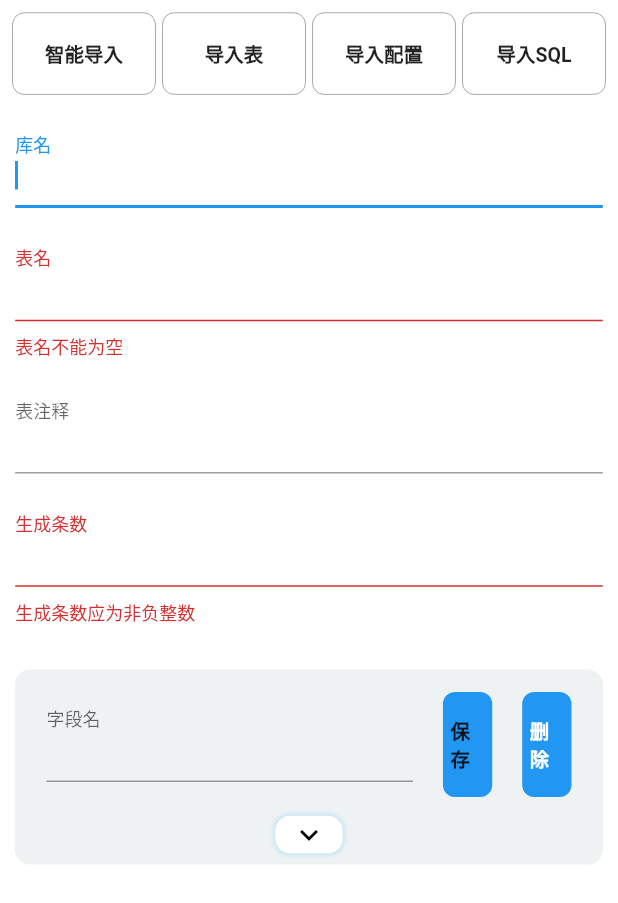
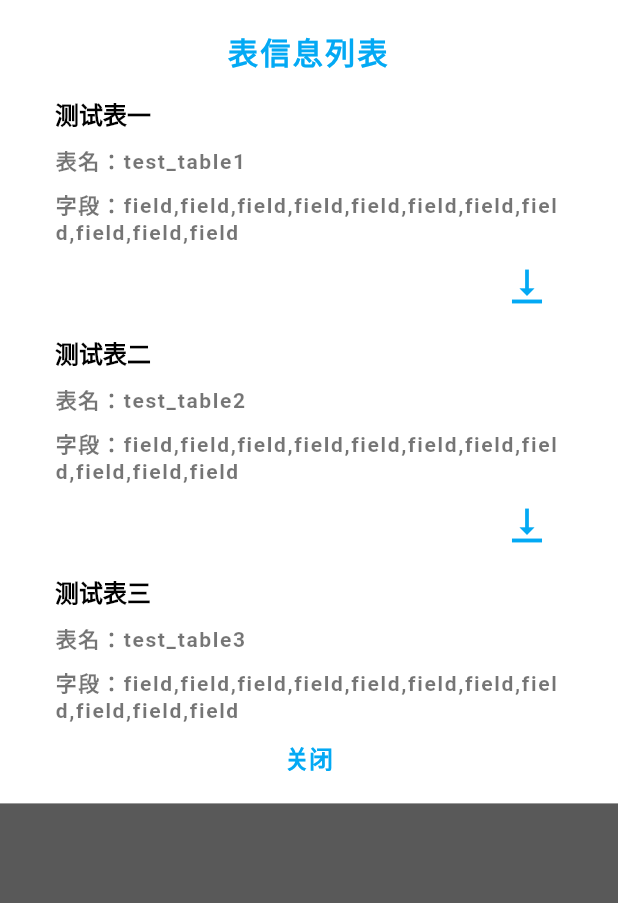
Before and after one commit to ellis1119/codegendemo, a Flutter app: the InputConfig screen opened directly, after a tap on "智能导入", on a phone screen of 412 x 824 dp. Shown: the top 903 px of the screen. Run offline on Flutter 3.47's test engine with Material 2 defaults, Android fonts, the phone set to English and light mode, and no system bars; our stand-ins replace fl_chart, flutter_highlight, font_awesome_flutter, url_strategy.

Commit message:
2022-12-02

```diff
--- a/lib/pages/demo2.dart
+++ b/lib/pages/demo2.dart
@@ -97,7 +97,7 @@ class Demo2State extends State<Demo2> {
                                     const EdgeInsets.symmetric(
                                         horizontal: 29, vertical: 15)),
                                 backgroundColor:
-                                    MaterialStateProperty.all(Colors.cyan),
+                                    MaterialStateProperty.all(Colors.lightBlue),
                                 shape: MaterialStateProperty.all(
                                   RoundedRectangleBorder(
                                     borderRadius: BorderRadius.circular(20.0),
--- /dev/null
+++ b/lib/pages/inputAlert.dart
@@ -0,0 +1,206 @@
+import 'package:flutter/material.dart';
+
+class InputAlert extends StatelessWidget {
+  const InputAlert({Key? key}) : super(key: key);
+
+  @override
+  Widget build(BuildContext context) {
+    double screenHeight = MediaQuery.of(context).size.height;
+    double screenWidth = MediaQuery.of(context).size.width;
+    return Scaffold(
+      // appBar: AppBar(
+      //   title: Text('Modal 弹窗'),
+      // ),
+      backgroundColor: Colors.black.withOpacity(0.65),
+      body: Container(
+          padding: EdgeInsets.symmetric(
+              vertical: 10.0, horizontal: screenWidth * 0.05),
+          color: Colors.white,
+          height: screenHeight * 0.65,
+          width: double.infinity,
+          child: Column(
+            children: [
+              SizedBox(
+                height: screenHeight * 0.06,
+                child: Row(
+                  children: const [
+                    Expanded(
+                        child: Text(
+                      "表信息列表",
+                      textAlign: TextAlign.center,
+                      style: TextStyle(
+                          color: Colors.lightBlue,
+                          fontWeight: FontWeight.bold,
+                          fontSize: 20.0,
+                          letterSpacing: 1.6),
+                    )),
+                  ],
+                ),
+              ),
+              Expanded(
+                child: ListView.builder(
+                    controller: ScrollController(),
+                    itemCount: listData.length,
+                    itemBuilder: (BuildContext context, int index) {
+                      return Column(
+                        children: [
+                          ListTile(
+                              title: Column(
+                            children: [
+                              Container(
+                                padding: EdgeInsets.only(
+                                    bottom: screenHeight * 0.006),
+                                alignment: Alignment.centerLeft,
+                                child: Text(
+                                  listData[index]['title'],
+                                  style: const TextStyle(
+                                      fontSize: 16,
+                                      fontWeight: FontWeight.w600,
+                                      color: Colors.black),
+                                ),
+                              ),
+                              Container(
+                                margin: EdgeInsets.symmetric(
+                                    vertical: screenHeight * 0.005),
+                                alignment: Alignment.centerLeft,
+                                child: Text(
+                                  '表名：${listData[index]['name']}',
+                                  style: const TextStyle(
+                                      fontWeight: FontWeight.w600,
+                                      color: Colors.black54,
+                                      fontSize: 14,
+                                      letterSpacing: 1.1),
+                                ),
+                              ),
+                              Container(
+                                margin: EdgeInsets.symmetric(
+                                    vertical: screenHeight * 0.005),
+                                alignment: Alignment.centerLeft,
+                                child: Text(
+                                  '字段：${listData[index]['field']}',
+                                  style: const TextStyle(
+                                      color: Colors.black54,
+                                      fontWeight: FontWeight.w600,
+                                      fontSize: 14,
+                                      letterSpacing: 1.1),
+                                ),
+                              ),
+                              Container(
+                                alignment: Alignment.centerRight,
+                                child: IconButton(
+                                  icon: const Icon(
+                                    Icons.vertical_align_bottom_outlined,
+                                    color: Colors.lightBlue,
+                                    size: 30.0,
+                                  ),
+                                  tooltip: 'click IconButton',
+                                  onPressed: () {},
+                                ),
+                              )
+                            ],
+                          )),
+                        ],
+                      );
+                    }),
+              ),
+              SizedBox(
+                height: screenHeight * 0.05,
+                child: Row(
+                  children: [
+                    Expanded(
+                      child: TextButton(
+                        child: const Text(
+                          "关闭",
+                          style: TextStyle(
+                              fontWeight: FontWeight.bold,
+                              fontSize: 16.0,
+                              color: Colors.lightBlue),
+                        ),
+                        onPressed: () {
+                          Navigator.of(context).pop();
+                        },
+                      ),
+                    ),
+                  ],
+                ),
+              ),
+            ],
+          )),
+    );
+  }
+}
+
+List listData = [
+  {
+    "id": 1,
+    "title": "测试表一",
+    "name": "test_table1",
+    "field":
+        "field,field,field,field,field,field,field,field,field,field,field",
+    "body":
+        "Little Sam (on phone): My son is having high fever and he won’t be able to come to school today."
+  },
+  {
+    "id": 2,
+    "title": "测试表二",
+    "name": "test_table2",
+    "field":
+        "field,field,field,field,field,field,field,field,field,field,field",
+    "body":
+        "Little Sam (on phone): My son is having high fever and he won’t be able to come to school today."
+  },
+  {
+    "id": 3,
+    "title": "测试表三",
+    "name": "test_table3",
+    "field":
+        "field,field,field,field,field,field,field,field,field,field,field",
+    "body":
+        "Little Sam (on phone): My son is having high fever and he won’t be able to come to school today."
+  },
+  {
+    "id": 4,
+    "title": "测试表四",
+    "name": "test_table4",
+    "field":
+        "field,field,field,field,field,field,field,field,field,field,field",
+    "body":
+        "Little Sam (on phone): My son is having high fever and he won’t be able to come to school today."
+  },
+  {
+    "id": 5,
+    "title": "测试表五",
+    "name": "test_table5",
+    "field":
+        "field,field,field,field,field,field,field,field,field,field,field",
+    "body":
+        "Little Sam (on phone): My son is having high fever and he won’t be able to come to school today."
+  },
+  {
+    "id": 6,
+    "title": "测试表六",
+    "name": "test_table6",
+    "field":
+        "field,field,field,field,field,field,field,field,field,field,field",
+    "body":
+        "Little Sam (on phone): My son is having high fever and he won’t be able to come to school today."
+  },
+  {
+    "id": 7,
+    "title": "测试表七",
+    "name": "test_table7",
+    "field":
+        "field,field,field,field,field,field,field,field,field,field,field",
+    "body":
+        "Little Sam (on phone): My son is having high fever and he won’t be able to come to school today."
+  },
+  {
+    "id": 8,
+    "title": "测试表八",
+    "name": "test_table8",
+    "field":
+        "field,field,field,field,field,field,field,field,field,field,field",
+    "body":
+        "Little Sam (on phone): My son is having high fever and he won’t be able to come to school today."
+  },
+];
--- a/lib/pages/inputConfig.dart
+++ b/lib/pages/inputConfig.dart
@@ -1,4 +1,5 @@
 import 'package:codegensystem/pages/fieldList.dart';
+import 'package:codegensystem/pages/inputAlert.dart';
 import 'package:flutter/material.dart';
 
 class InputConfig extends StatefulWidget {
@@ -11,9 +12,14 @@ class InputConfig extends StatefulWidget {
   InputConfigState createState() => InputConfigState();
 }
 
-class InputConfigState extends State<InputConfig> {
+class InputConfigState extends State<InputConfig>
+    with SingleTickerProviderStateMixin {
   late String table, library, notes, number;
   String? tableError, libraryError, notesError, numberError;
+  late Animation<double> animation;
+  late AnimationController controller;
+  late AnimationStatus animationStatus = AnimationStatus.reverse;
+  late double animationValue = 0;
 
   Function(String? table, String? library, String? notes, String? number)?
       get onSubmitted => widget.onSubmitted;
@@ -30,6 +36,19 @@ class InputConfigState extends State<InputConfig> {
     libraryError = null;
     notesError = null;
     numberError = null;
+    controller =
+        AnimationController(duration: const Duration(seconds: 2), vsync: this);
+    animation = Tween<double>(begin: 0, end: 300).animate(controller)
+      ..addListener(() {
+        setState(() {
+          animationValue = animation.value;
+        });
+      })
+      ..addStatusListener((AnimationStatus status) {
+        setState(() {
+          animationStatus = status;
+        });
+      });
   }
 
   void resetErrorText() {
@@ -102,7 +121,20 @@ class InputConfigState extends State<InputConfig> {
                                             vertical: screenHeight * 0.01),
                                         child: ImpButton(
                                           text: "智能导入",
-                                          onPressed: submit,
+                                          onPressed: () => {
+                                            Navigator.of(context).push(PageRouteBuilder(
+                                                opaque: false,
+                                                pageBuilder: (BuildContext
+                                                            context,
+                                                        Animation<double>
+                                                            animation,
+                                                        Animation
+                                                            secondaryAnimation) =>
+                                                    FadeTransition(
+                                                        opacity: animation,
+                                                        child:
+                                                            const InputAlert()))),
+                                          },
                                         ),
                                       ),
                                     ),
@@ -114,7 +146,20 @@ class InputConfigState extends State<InputConfig> {
                                             vertical: screenHeight * 0.01),
                                         child: ImpButton(
                                           text: "导入表",
-                                          onPressed: submit,
+                                          onPressed: () => {
+                                            Navigator.of(context).push(PageRouteBuilder(
+                                                opaque: false,
+                                                pageBuilder: (BuildContext
+                                                            context,
+                                                        Animation<double>
+                                                            animation,
+                                                        Animation
+                                                            secondaryAnimation) =>
+                                                    FadeTransition(
+                                                        opacity: animation,
+                                                        child:
+                                                            const InputAlert()))),
+                                          },
                                         ),
                                       ),
                                     ),
@@ -126,7 +171,20 @@ class InputConfigState extends State<InputConfig> {
                                             vertical: screenHeight * 0.01),
                                         child: ImpButton(
                                           text: "导入配置",
-                                          onPressed: submit,
+                                          onPressed: () => {
+                                            Navigator.of(context).push(PageRouteBuilder(
+                                                opaque: false,
+                                                pageBuilder: (BuildContext
+                                                            context,
+                                                        Animation<double>
+                                                            animation,
+                                                        Animation
+                                                            secondaryAnimation) =>
+                                                    FadeTransition(
+                                                        opacity: animation,
+                                                        child:
+                                                            const InputAlert()))),
+                                          },
                                         ),
                                       ),
                                     ),
@@ -138,7 +196,20 @@ class InputConfigState extends State<InputConfig> {
                                             vertical: screenHeight * 0.01),
                                         child: ImpButton(
                                           text: "导入SQL",
-                                          onPressed: submit,
+                                          onPressed: () => {
+                                            Navigator.of(context).push(PageRouteBuilder(
+                                                opaque: false,
+                                                pageBuilder: (BuildContext
+                                                            context,
+                                                        Animation<double>
+                                                            animation,
+                                                        Animation
+                                                            secondaryAnimation) =>
+                                                    FadeTransition(
+                                                        opacity: animation,
+                                                        child:
+                                                            const InputAlert()))),
+                                          },
                                         ),
                                       ),
                                     ),
--- a/lib/pages/mainBar.dart
+++ b/lib/pages/mainBar.dart
@@ -98,7 +98,7 @@ class MainBarState extends State<MainBar> {
                           ElevatedButton(
                             onPressed: () => {},
                             style: ElevatedButton.styleFrom(
-                                primary: Colors.cyan,
+                                primary: Colors.lightBlue,
                                 padding: const EdgeInsets.symmetric(
                                     horizontal: 48.0, vertical: 16.0)),
                             child: const Text(
```
